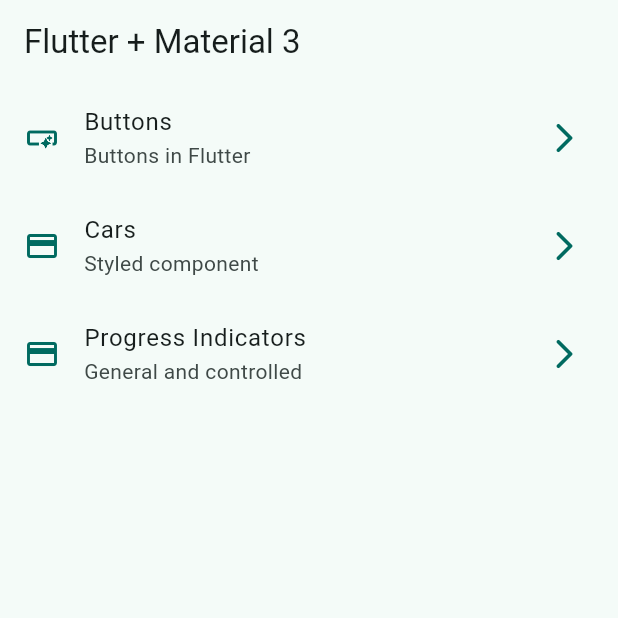
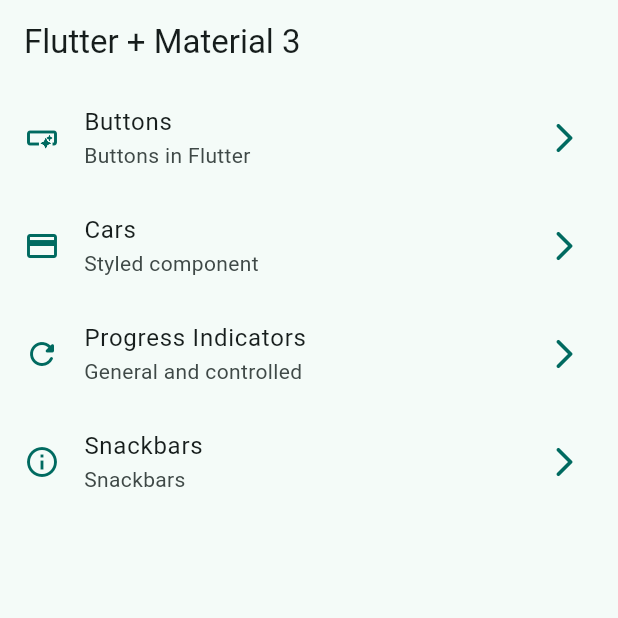
Before and after one commit to jumagu/widgets_app, a Flutter app: the screen it shows after launch, on a phone screen of 412 x 824 dp, the top half of it. Run offline on Flutter 3.47's test engine with Material 3 defaults, Android fonts, the phone set to English and light mode, and no system bars; our stand-ins replace go_router.

```diff
--- a/lib/config/menu/menu_items.dart
+++ b/lib/config/menu/menu_items.dart
@@ -28,5 +28,10 @@ const appMenuItems = <MenuItem>[
       title: 'Progress Indicators',
       subTitle: 'General and controlled',
       link: '/progress',
-      icon: Icons.credit_card),
+      icon: Icons.refresh_rounded),
+  MenuItem(
+      title: 'Snackbars',
+      subTitle: 'Snackbars',
+      link: '/snackbar',
+      icon: Icons.info_outline),
 ];
--- a/lib/config/router/app_router.dart
+++ b/lib/config/router/app_router.dart
@@ -25,5 +25,10 @@ final appRouter = GoRouter(
       name: ProgressScreen.routeName,
       builder: (context, state) => ProgressScreen(),
     ),
+    GoRoute(
+      path: '/snackbar',
+      name: SnackbarScreen.routeName,
+      builder: (context, state) => SnackbarScreen(),
+    ),
   ],
 );
--- a/lib/main.dart
+++ b/lib/main.dart
@@ -12,6 +12,7 @@ class MainApp extends StatelessWidget {
   @override
   Widget build(BuildContext context) {
     return MaterialApp.router(
+      title: 'Flutter Widgets Overview',
       routerConfig: appRouter,
       debugShowCheckedModeBanner: false,
       theme: AppTheme(selectedColor: 1).getTheme(),
```
Also changed, not shown: lib/presentation/screens/snackbar/snackbar_screen.dart (+62 -1 lines).
